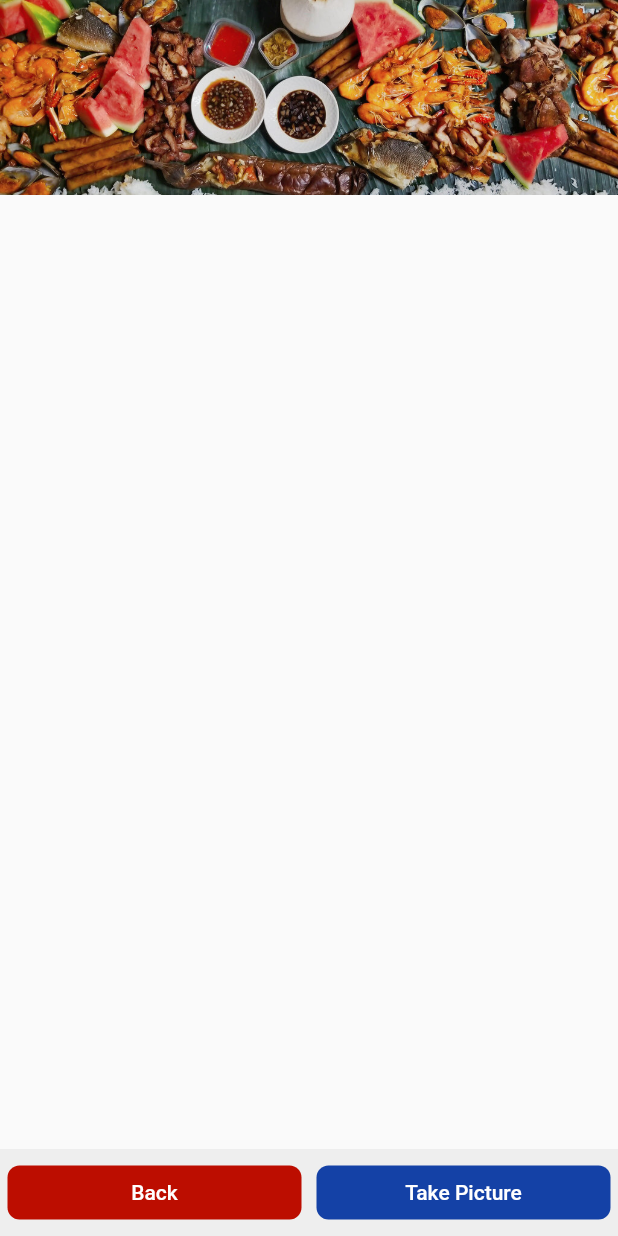
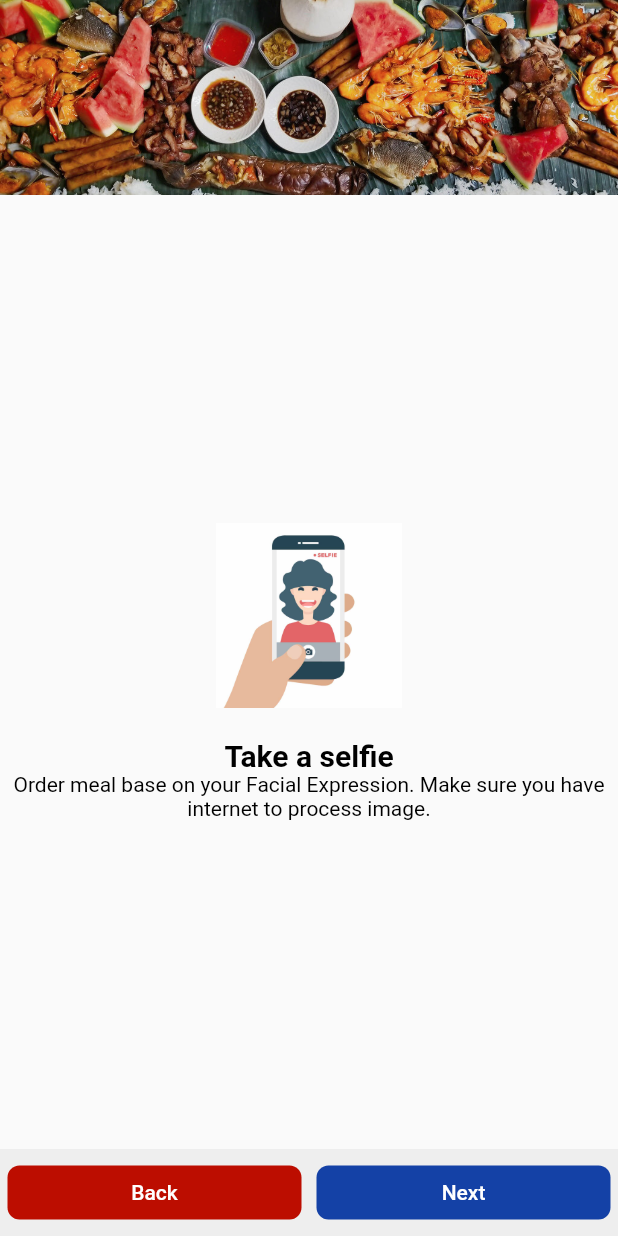
Before and after one commit to jaasaria/flutter.FH2019, a Flutter app: the Facial screen opened by its route, on a phone screen of 412 x 824 dp. Run offline on Flutter 3.47's test engine with Material 2 defaults, Android fonts, the phone set to English and light mode, and no system bars; drawn by our look-alikes of carousel_slider; our stand-ins replace get_it, image_picker, progress_dialog, share, shared_preferences, toast; missing offline and left inert: firebase_ml_vision, navigate; accounts and stored records are empty; statements that could not run were skipped.

```diff
--- a/lib/core/config/routes.dart
+++ b/lib/core/config/routes.dart
@@ -9,4 +9,6 @@ class Routes {
 
   static final String facial = 'facial';
   static final String end = 'end';
+
+  static final String facialcapture = 'facial_capture';
 }
--- a/lib/main.dart
+++ b/lib/main.dart
@@ -1,6 +1,7 @@
 import 'package:fh2019/ui/views/home/checkout.dart';
 import 'package:fh2019/ui/views/home/end.dart';
 import 'package:fh2019/ui/views/home/home.dart';
+import 'package:fh2019/ui/views/home/image_capture_page.dart';
 import 'package:fh2019/ui/views/home/play.dart';
 import 'package:fh2019/ui/views/home/start.dart';
 import 'package:fh2019/ui/views/home/facial.dart';
@@ -73,6 +74,7 @@ class _MaterialAppThemeState extends State<MaterialAppTheme> {
         Routes.start: (context) => Start(),
         Routes.facial: (context) => Facial(),
         Routes.end: (context) => End(),
+        Routes.facialcapture: (context) => ImageCapturePage(),
       },
     );
   }
--- a/lib/ui/views/home/facial.dart
+++ b/lib/ui/views/home/facial.dart
@@ -1,5 +1,6 @@
 import 'package:fh2019/core/config/routes.dart';
 import 'package:fh2019/core/models/category.dart';
+import 'package:fh2019/core/models/item.dart';
 import 'package:fh2019/core/shared/custom_colors.dart';
 import 'package:fh2019/core/shared/custom_media.dart';
 import 'package:fh2019/core/viewmodel/category_viewmodel.dart';
@@ -37,7 +38,47 @@ class _FacialState extends State<Facial>
         body: Column(
           children: <Widget>[
             CarouselBanner(),
-            Expanded(child: Container()),
+            Expanded(
+                child: Padding(
+              padding: const EdgeInsets.all(8.0),
+              child: Column(
+                mainAxisAlignment: MainAxisAlignment.center,
+                children: <Widget>[
+                  Container(
+                    height: CustomMedia.screenHeight * .15,
+                    width: MediaQuery.of(context).size.width,
+                    child: ClipRRect(
+                      borderRadius: BorderRadius.only(
+                        topLeft: Radius.circular(10),
+                        topRight: Radius.circular(50),
+                      ),
+                      child: Image.asset(
+                        "assets/images/items/others/selfie.jpg",
+                        fit: BoxFit.fitHeight,
+                      ),
+                    ),
+                  ),
+                  SizedBox(
+                    height: 20,
+                  ),
+                  Text(
+                    "Take a selfie",
+                    style: Theme.of(context).textTheme.headline.copyWith(
+                          color: Colors.black,
+                          fontSize: 20,
+                          fontWeight: FontWeight.bold,
+                        ),
+                  ),
+                  Text(
+                    "Order meal base on your Facial Expression. Make sure you have internet to process image.",
+                    textAlign: TextAlign.center,
+                    style: Theme.of(context).textTheme.body1.copyWith(
+                          color: Colors.black,
+                        ),
+                  )
+                ],
+              ),
+            )),
           ],
         ),
         bottomNavigationBar: Column(
@@ -64,7 +105,7 @@ class _FacialState extends State<Facial>
                   Expanded(
                     child: new FooterButton(
                       color: CustomColors.blue,
-                      title: "Take Picture",
+                      title: "Next",
                       func: () => takePicture(),
                     ),
                   ),
@@ -76,8 +117,18 @@ class _FacialState extends State<Facial>
   }
 
   void takePicture() {
-    // print('view order');
-    // Navigator.of(context).pushNamed(Routes.checkout);
+    Navigator.of(context).pushNamed(Routes.facialcapture);
+  }
+
+  void getFacialOrder() async {
+    final ItemViewModel itemViewModel = Provider.of<ItemViewModel>(context);
+    await itemViewModel.resetCartItemOrder();
+    await itemViewModel.filterItem(Category.listCategory[0]);
+
+    Emotion emo = Emotion.SAD;
+    // Emotion emo = Emotion.HAPPY;
+    await itemViewModel.getFacialOrder(emo);
+    Navigator.of(context).pushNamed(Routes.checkout);
   }
 
   cancelOrder() {
--- a/pubspec.yaml
+++ b/pubspec.yaml
@@ -44,6 +44,8 @@ dependencies:
   get_it: ^1.0.3
   cached_network_image: ^1.1.1
   carousel_slider: ^1.3.1
+  firebase_ml_vision: ^0.9.3
+  image_picker: ^0.6.1+10
 
 dev_dependencies:
   # https://medium.com/@psyanite/how-to-add-app-launcher-icons-in-flutter-bd92b0e0873a
@@ -76,6 +78,7 @@ flutter:
     - assets/images/items/seafood/
     - assets/images/items/vegetables/
     - assets/images/items/desserts/
+    - assets/images/items/others/
 
   fonts:
     - family: Raleway
```
Also changed, not shown: lib/core/viewmodel/item_viewmodel.dart (+10 -0 lines), lib/ui/views/home/face_painter.dart (added, +36 -0 lines), lib/ui/views/home/image_capture_page.dart (added, +188 -0 lines), assets/images/items/others/selfie.jpg (added), pubspec.lock, 1 other file.
